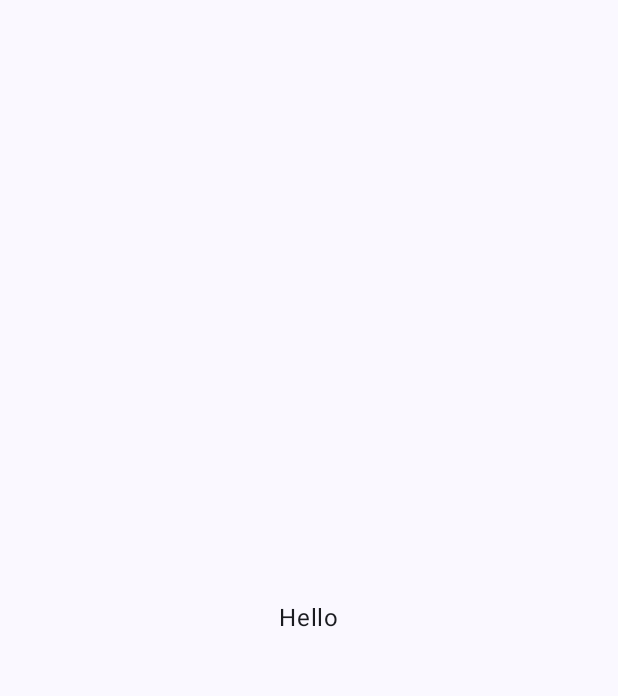
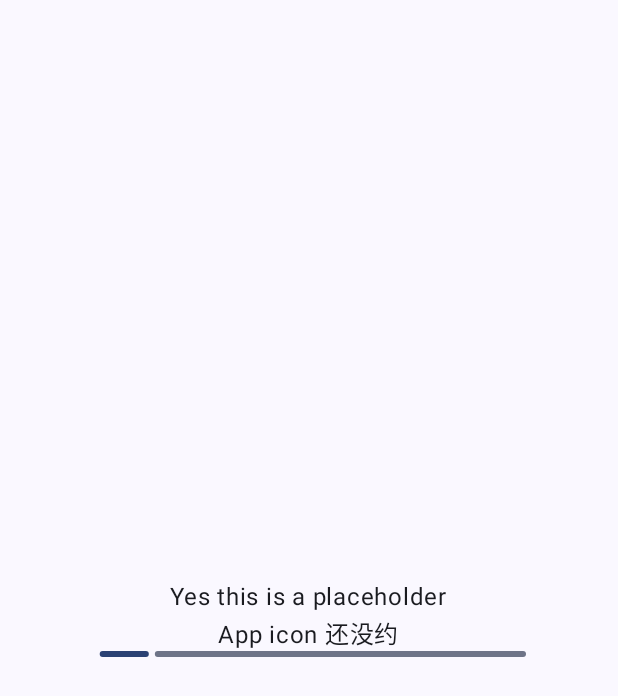
Before and after one commit to Lxns-Network/maimai-prober-android, an Android app built with Jetpack Compose: the screen it shows after launch (MainActivity), on a phone screen of 412 x 824 dp. Before the commit the part shown is almost empty. Shown: the top 696 px of the screen. Run offline under Robolectric (Android 15) with nearby library versions, the phone set to English and light mode, and no system bars.

Commit message:
upd sth useless

```diff
--- a/app/build.gradle
+++ b/app/build.gradle
@@ -63,6 +63,9 @@ dependencies {
 
     // Koin for Android
     implementation "io.insert-koin:koin-androidx-compose:$koin_version"
+    implementation "com.squareup.retrofit2:retrofit:2.9.0"
+    implementation 'com.google.code.gson:gson:2.10.1'
+    implementation "com.squareup.retrofit2:converter-gson:2.9.0"
 
     implementation("androidx.navigation:navigation-compose:2.7.1")
 }
--- /dev/null
+++ b/app/src/main/java/net/lxns/maimai/prober/Configuration.kt
@@ -0,0 +1,4 @@
+package net.lxns.maimai.prober
+
+class Configuration {
+}
--- a/app/src/main/java/net/lxns/maimai/prober/features/landing/LandingScreen.kt
+++ b/app/src/main/java/net/lxns/maimai/prober/features/landing/LandingScreen.kt
@@ -3,20 +3,29 @@ package net.lxns.maimai.prober.features.landing
 import androidx.compose.foundation.layout.Arrangement
 import androidx.compose.foundation.layout.Column
 import androidx.compose.foundation.layout.fillMaxSize
+import androidx.compose.foundation.layout.fillMaxWidth
+import androidx.compose.foundation.layout.width
+import androidx.compose.material3.LinearProgressIndicator
 import androidx.compose.material3.Text
 import androidx.compose.runtime.Composable
 import androidx.compose.ui.Alignment
 import androidx.compose.ui.Modifier
+import androidx.compose.ui.tooling.preview.Preview
 import androidx.navigation.NavHostController
 import net.lxns.maimai.prober.LocalNavigator
 
 @Composable
+@Preview
 fun LandingScreen(navHostController: NavHostController = LocalNavigator.current){
     Column(
         modifier = Modifier.fillMaxSize(),
         verticalArrangement = Arrangement.Center,
         horizontalAlignment = Alignment.CenterHorizontally
     ) {
-        Text(text = "Hello")
+        Text(text = "Yes this is a placeholder")
+        Text(text = "App icon 还没约")
+        LinearProgressIndicator(
+            modifier = Modifier.fillMaxWidth(0.7F)
+        )
     }
 }
```
Also changed, not shown: app/src/main/java/net/lxns/maimai/prober/networking/interceptor/Cookies.kt (added, +36 -0 lines), app/src/main/java/net/lxns/maimai/prober/networking/interceptor/InResponseUnwrapper.kt (added, +36 -0 lines), app/src/main/java/net/lxns/maimai/prober/networking/service/RemoteService.kt (added, +8 -0 lines).
